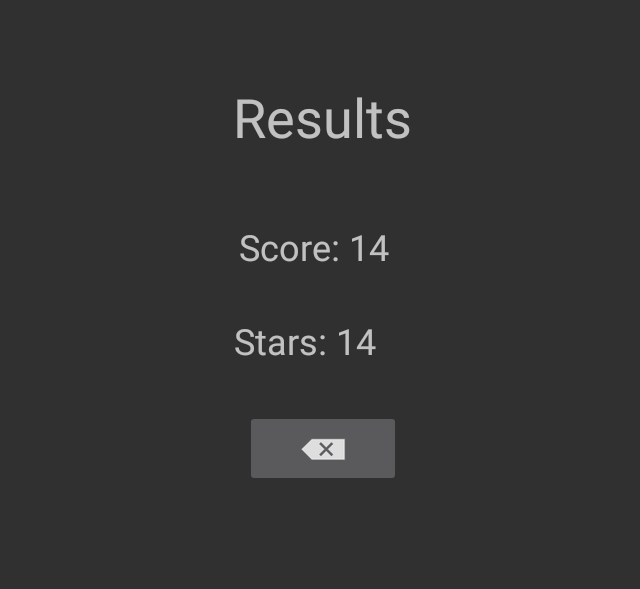
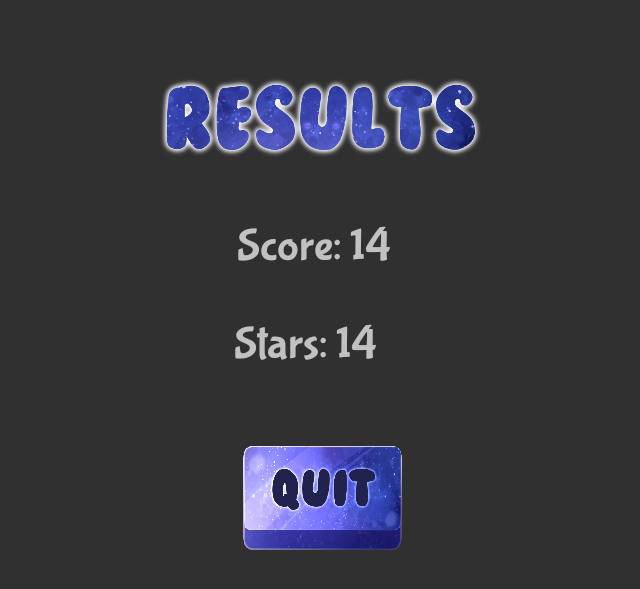
Before and after one commit to David-Gonzalez-Bella/SpaceshipAndroid, an Android app: the fragment ResultsFragment placed in its activity, on a phone screen of 824 x 412 dp (held sideways). Shown: the top 589 px of the screen, without its empty margins (293-933 px from the left). Run offline under Robolectric (Android 15) with nearby library versions, the phone set to English and light mode, and no system bars; pictures from the network do not load; 3 statements that could not run were skipped.

Commit message:
Most sprites implemented

```diff
--- a/EsqueletoJuego15/Scaffold15/app/src/main/AndroidManifest.xml
+++ b/EsqueletoJuego15/Scaffold15/app/src/main/AndroidManifest.xml
@@ -4,9 +4,9 @@
 
     <application
         android:allowBackup="true"
-        android:icon="@mipmap/ic_launcher"
+        android:icon="@drawable/icon_app"
         android:label="@string/app_name"
-        android:roundIcon="@mipmap/ic_launcher_round"
+        android:roundIcon="@drawable/icon_app"
         android:supportsRtl="true"
         android:theme="@style/Theme.AppCompat.NoActionBar">
         <activity android:name=".ScaffoldActivity"
--- a/EsqueletoJuego15/Scaffold15/app/src/main/java/dadm/scaffold/ScaffoldActivity.java
+++ b/EsqueletoJuego15/Scaffold15/app/src/main/java/dadm/scaffold/ScaffoldActivity.java
@@ -60,13 +60,13 @@ public class ScaffoldActivity extends AppCompatActivity {
     @Override
     protected void onPause() {
         super.onPause();
-        SoundManager.bgPlayer.pause();
+        getSoundManager().bgPlayer.pause();
     }
 
     @Override
     protected void onResume() {
         super.onResume();
-        SoundManager.bgPlayer.start();
+        getSoundManager().bgPlayer.start();
     }
 
     @Override
--- a/EsqueletoJuego15/Scaffold15/app/src/main/java/dadm/scaffold/counter/MainMenuFragment.java
+++ b/EsqueletoJuego15/Scaffold15/app/src/main/java/dadm/scaffold/counter/MainMenuFragment.java
@@ -38,6 +38,7 @@ public class MainMenuFragment extends BaseFragment implements View.OnClickListen
     @Override
     public void onViewCreated(View view, Bundle savedInstanceState) {
         super.onViewCreated(view, savedInstanceState);
+
         view.findViewById(R.id.btn_start).setOnClickListener(this);
         view.findViewById(R.id.kakugamesLogo).setOnClickListener(this);
         view.findViewById(R.id.sainnyLogo).setOnClickListener(this);
--- a/EsqueletoJuego15/Scaffold15/app/src/main/java/dadm/scaffold/sound/SoundManager.java
+++ b/EsqueletoJuego15/Scaffold15/app/src/main/java/dadm/scaffold/sound/SoundManager.java
@@ -20,7 +20,7 @@ public final class SoundManager {
 
 	private Context context;
 	private SoundPool soundPool;
-	public static MediaPlayer bgPlayer;
+	public MediaPlayer bgPlayer;
 
 	public SoundManager(Context context) {
 		this.context = context;
@@ -63,7 +63,7 @@ public final class SoundManager {
 		try {
 			// Important to not reuse it. It can be on a strange state
 			bgPlayer = new MediaPlayer();
-			AssetFileDescriptor afd = context.getAssets().openFd("sfx/Riccardo_Colombo_-_11_-_Something_mental.mp3");
+			AssetFileDescriptor afd = context.getAssets().openFd("sfx/MainTheme.wav");
 			bgPlayer.setDataSource(afd.getFileDescriptor(),
 					afd.getStartOffset(), afd.getLength());
 			bgPlayer.setLooping(true);
@@ -92,6 +92,20 @@ public final class SoundManager {
 		}
 	}
 
+	public void changeTheme(String newFileName) {
+		try {
+			AssetFileDescriptor afd = context.getAssets().openFd(newFileName);
+			bgPlayer.setDataSource(afd.getFileDescriptor(),
+					afd.getStartOffset(), afd.getLength());
+			bgPlayer.setLooping(true);
+			bgPlayer.setVolume(DEFAULT_MUSIC_VOLUME, DEFAULT_MUSIC_VOLUME);
+			bgPlayer.prepare();
+			bgPlayer.start();
+		}catch (IOException e) {
+			e.printStackTrace();
+		}
+	}
+
 	private void unloadSounds() {
 		soundPool.release();
 		soundPool = null;
--- a/EsqueletoJuego15/Scaffold15/app/src/main/java/dadm/scaffold/space/GameController.java
+++ b/EsqueletoJuego15/Scaffold15/app/src/main/java/dadm/scaffold/space/GameController.java
@@ -22,12 +22,12 @@ public class GameController extends GameObject {
     private List<PowerUp> powerUpPool = new ArrayList<PowerUp>();
     private List<StarScore> starsPool = new ArrayList<StarScore>();
     private EndLevelObject endLevel;
-    private boolean endLevelCreated = false;
 
     private int asteroidsSpawned;
     private int enemyShipsSpawned;
     private int powerUpsSpawned;
     private int starsSpawned;
+    private boolean endLevelCreated = false;
 
     public GameController(GameEngine gameEngine) {
         // We initialize the pool of items now (enemies and power ups)
--- a/EsqueletoJuego15/Scaffold15/app/src/main/res/layout/fragment_results.xml
+++ b/EsqueletoJuego15/Scaffold15/app/src/main/res/layout/fragment_results.xml
@@ -14,8 +14,9 @@
             android:id="@+id/score"
             android:layout_width="wrap_content"
             android:layout_height="wrap_content"
+            android:fontFamily="@font/bubblegum_sans"
             android:text="Score: 14"
-            android:textSize="24sp"
+            android:textSize="30sp"
             app:layout_constraintBottom_toBottomOf="parent"
             app:layout_constraintEnd_toEndOf="parent"
             app:layout_constraintHorizontal_bias="0.49"
@@ -28,8 +29,9 @@
             android:layout_width="wrap_content"
             android:layout_height="wrap_content"
             android:layout_marginTop="30dp"
+            android:fontFamily="@font/bubblegum_sans"
             android:text="Stars: 14"
-            android:textSize="24sp"
+            android:textSize="30sp"
             app:layout_constraintBottom_toBottomOf="parent"
             app:layout_constraintEnd_toEndOf="parent"
             app:layout_constraintHorizontal_bias="0.482"
@@ -37,28 +39,31 @@
             app:layout_constraintTop_toBottomOf="@+id/score"
             app:layout_constraintVertical_bias="0.0" />
 
-        <TextView
+        <ImageView
             android:id="@+id/resultsTitle"
-            android:layout_width="123dp"
-            android:layout_height="55dp"
-            android:text="Results"
-            android:textSize="36sp"
-            app:layout_constraintBottom_toBottomOf="parent"
+            android:layout_width="227dp"
+            android:layout_height="64dp"
+            android:layout_marginBottom="35dp"
+            app:layout_constraintBottom_toTopOf="@+id/score"
             app:layout_constraintEnd_toEndOf="parent"
             app:layout_constraintStart_toStartOf="parent"
             app:layout_constraintTop_toTopOf="parent"
-            app:layout_constraintVertical_bias="0.149" />
+            app:layout_constraintVertical_bias="1.0"
+            app:srcCompat="@drawable/spriter_results" />
 
         <ImageButton
             android:id="@+id/goToMainMenu"
-            android:layout_width="104dp"
-            android:layout_height="51dp"
-            android:src="@android:drawable/ic_input_delete"
+            android:layout_width="107dp"
+            android:layout_height="69dp"
+            android:layout_marginTop="50dp"
+            android:background="#00000000"
+            android:scaleType="centerCrop"
+            android:src="@drawable/button_quit"
             app:layout_constraintBottom_toBottomOf="parent"
             app:layout_constraintEnd_toEndOf="parent"
             app:layout_constraintHorizontal_bias="0.498"
             app:layout_constraintStart_toStartOf="parent"
-            app:layout_constraintTop_toTopOf="parent"
-            app:layout_constraintVertical_bias="0.757" />
+            app:layout_constraintTop_toBottomOf="@+id/stars"
+            app:layout_constraintVertical_bias="0.0" />
     </android.support.constraint.ConstraintLayout>
 </FrameLayout>
```
Also changed, not shown: EsqueletoJuego15/Scaffold15/app/src/main/res/layout/fragment_game.xml (+31 -27 lines), EsqueletoJuego15/Scaffold15/app/src/main/res/layout/fragment_main_menu.xml (+58 -35 lines), EsqueletoJuego15/Scaffold15/app/src/main/res/drawable-nodpi/spriter_results.png (renamed from EsqueletoJuego15/Scaffold15/app/src/main/res/drawable-nodpi/spriteResults.png), EsqueletoJuego15/Scaffold15/app/src/main/res/font/bubblegum_sans.ttf (added), 2 other files.
